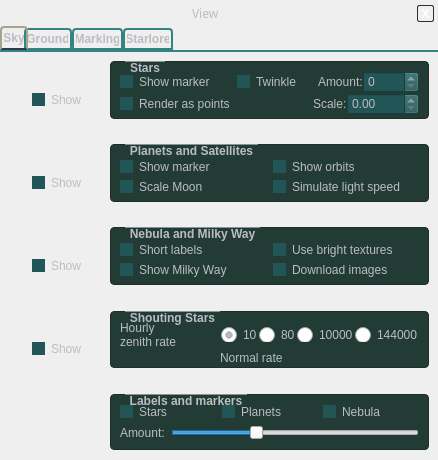
This is src/gui/viewDialog.ui in 519984307/stellarium_src as Qt 5 draws it before an edit. The edited form follows.
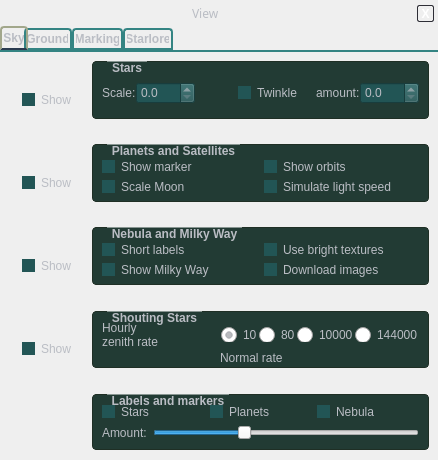
This is the edited form. The open tabs and pages were chosen to show the change. Icons and pictures are not drawn. Custom widgets are drawn as their Qt base class.

The edit to the form file:
```diff
--- a/src/gui/viewDialog.ui
+++ b/src/gui/viewDialog.ui
@@ -635,26 +635,40 @@
              <bool>false</bool>
             </property>
             <layout class="QGridLayout" >
-             <property name="topMargin" >
-              <number>9</number>
-             </property>
              <property name="bottomMargin" >
-              <number>2</number>
-             </property>
-             <property name="horizontalSpacing" >
-              <number>6</number>
+              <number>3</number>
              </property>
              <property name="verticalSpacing" >
               <number>0</number>
              </property>
              <item row="0" column="0" >
-              <widget class="QCheckBox" name="starMarkersCheckBox" >
-               <property name="text" >
-                <string>Show marker</string>
+              <layout class="QHBoxLayout" >
+               <property name="spacing" >
+                <number>0</number>
                </property>
-              </widget>
+               <item>
+                <widget class="QLabel" name="label_5" >
+                 <property name="text" >
+                  <string>Scale:</string>
+                 </property>
+                </widget>
+               </item>
+               <item>
+                <widget class="QDoubleSpinBox" name="starScaleRadiusDoubleSpinBox" >
+                 <property name="decimals" >
+                  <number>1</number>
+                 </property>
+                 <property name="maximum" >
+                  <double>9.000000000000000</double>
+                 </property>
+                 <property name="singleStep" >
+                  <double>0.100000000000000</double>
+                 </property>
+                </widget>
+               </item>
+              </layout>
              </item>
-             <item row="0" column="1" >
+             <item row="0" column="2" >
               <layout class="QHBoxLayout" >
                <property name="spacing" >
                 <number>0</number>
@@ -676,7 +690,7 @@
                  </property>
                  <property name="sizeHint" >
                   <size>
-                   <width>21</width>
+                   <width>20</width>
                    <height>20</height>
                   </size>
                  </property>
@@ -685,52 +699,38 @@
                <item>
                 <widget class="QLabel" name="label_2" >
                  <property name="text" >
-                  <string>Amount:</string>
+                  <string>amount:</string>
                  </property>
                 </widget>
                </item>
                <item>
-                <widget class="QSpinBox" name="twinkleAmountSpinBox" />
-               </item>
-              </layout>
-             </item>
-             <item row="1" column="0" >
-              <widget class="QCheckBox" name="starPointCheckBox" >
-               <property name="text" >
-                <string>Render as points</string>
-               </property>
-              </widget>
-             </item>
-             <item row="1" column="1" >
-              <layout class="QHBoxLayout" >
-               <property name="spacing" >
-                <number>0</number>
-               </property>
-               <item>
-                <spacer>
-                 <property name="orientation" >
-                  <enum>Qt::Horizontal</enum>
+                <widget class="QDoubleSpinBox" name="starTwinkleAmountDoubleSpinBox" >
+                 <property name="decimals" >
+                  <number>1</number>
                  </property>
-                 <property name="sizeHint" >
-                  <size>
-                   <width>40</width>
-                   <height>20</height>
-                  </size>
+                 <property name="maximum" >
+                  <double>1.500000000000000</double>
                  </property>
-                </spacer>
-               </item>
-               <item>
-                <widget class="QLabel" name="label_5" >
-                 <property name="text" >
-                  <string>Scale:</string>
+                 <property name="singleStep" >
+                  <double>0.100000000000000</double>
                  </property>
                 </widget>
                </item>
-               <item>
-                <widget class="QDoubleSpinBox" name="starScaleRadiusDoubleSpinBox" />
-               </item>
               </layout>
              </item>
+             <item row="0" column="1" >
+              <spacer>
+               <property name="orientation" >
+                <enum>Qt::Horizontal</enum>
+               </property>
+               <property name="sizeHint" >
+                <size>
+                 <width>40</width>
+                 <height>20</height>
+                </size>
+               </property>
+              </spacer>
+             </item>
             </layout>
            </widget>
           </item>
```
Left out of the diff: 79 changed lines with no effect on the pictures.
